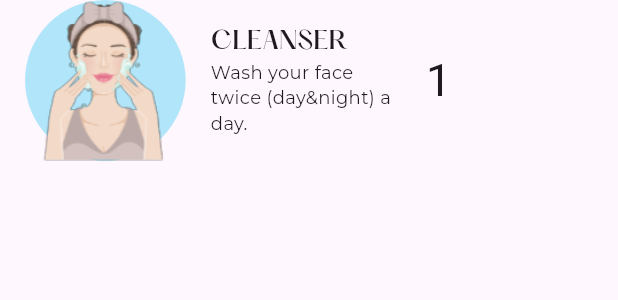
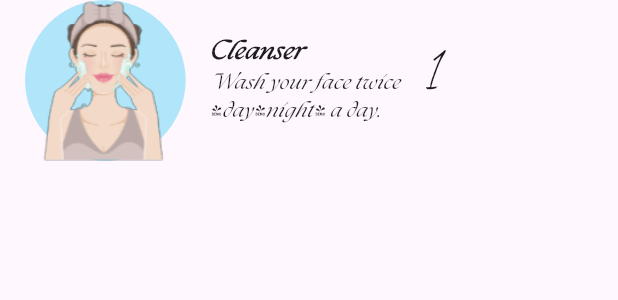
Before and after one commit to ilham-asgarli/rixujenlab-flutter, a Flutter app: the RoutineItem widget shown alone on an empty page, opened directly with empty values, on a phone screen of 412 x 824 dp. Shown: the top 300 px of the screen. Run offline on Flutter 3.47's test engine with Material 2 defaults, Android fonts, the phone set to English and light mode, and no system bars; our stand-ins replace bloc, connectivity_plus, dartz, device_preview, dio, equatable and 16 more; missing offline and left inert: fnv; accounts and stored records are empty; generated files the repository leaves out were written again; statements that could not run were skipped; project files that could hold a hidden picture were left out.

Commit message:
Initial commit

```diff
--- a/lib/presentation/features/main/features/routines/widgets/routine_item.dart
+++ b/lib/presentation/features/main/features/routines/widgets/routine_item.dart
@@ -1,8 +1,7 @@
 import 'package:flutter/material.dart';
-import 'package:google_fonts/google_fonts.dart';
 
+import '../../../../../../utils/gen/fonts.gen.dart';
 import '../../../../../utils/constants/enums/app_enum.dart';
-import '../../../../../utils/constants/typography/app_typograpy.dart';
 import '../../../../../utils/extensions/context_extension.dart';
 import '../../../../../utils/extensions/routines_steps_extension.dart';
 
@@ -31,9 +30,12 @@ class RoutineItem extends StatelessWidget {
               children: [
                 Flexible(
                   child: Text(
-                    routinesSteps.title.toUpperCase(),
-                    style: AppTypography.hattonFont.copyWith(
+                    routinesSteps.title,
+                    style: const TextStyle(
+                      fontFamily: FontFamily.theSeasons,
+                      fontStyle: FontStyle.italic,
                       fontSize: 16,
+                      fontWeight: FontWeight.bold,
                     ),
                     textAlign: TextAlign.start,
                   ),
@@ -41,8 +43,10 @@ class RoutineItem extends StatelessWidget {
                 Flexible(
                   child: Text(
                     routinesSteps.description,
-                    style: GoogleFonts.montserrat(
-                      fontSize: 12,
+                    style: const TextStyle(
+                      fontFamily: FontFamily.theSeasons,
+                      fontStyle: FontStyle.italic,
+                      fontSize: 13,
                     ),
                     textAlign: TextAlign.start,
                   ),
@@ -69,7 +73,8 @@ class RoutineItem extends StatelessWidget {
           Text(
             routinesSteps.myIndex,
             style: const TextStyle(
-              fontSize: 30,
+              fontFamily: FontFamily.benedict,
+              fontSize: 36,
             ),
           ),
           if (!routinesSteps.iconFirst) context.dynamicHorizontalSpace(0.03),
--- a/pubspec.yaml
+++ b/pubspec.yaml
@@ -166,6 +166,9 @@ flutter:
     - family: Kudryashev Display Sans
       fonts:
         - asset: assets/font/Kudryashev Display Sans-Regular.otf
+    - family: Benedict
+      fonts:
+        - asset: assets/font/Benedict-Regular.otf
   #   - family: Trajan Pro
   #     fonts:
   #       - asset: fonts/TrajanPro.ttf
```
Also changed, not shown: assets/font/Benedict-Regular.otf (added).
